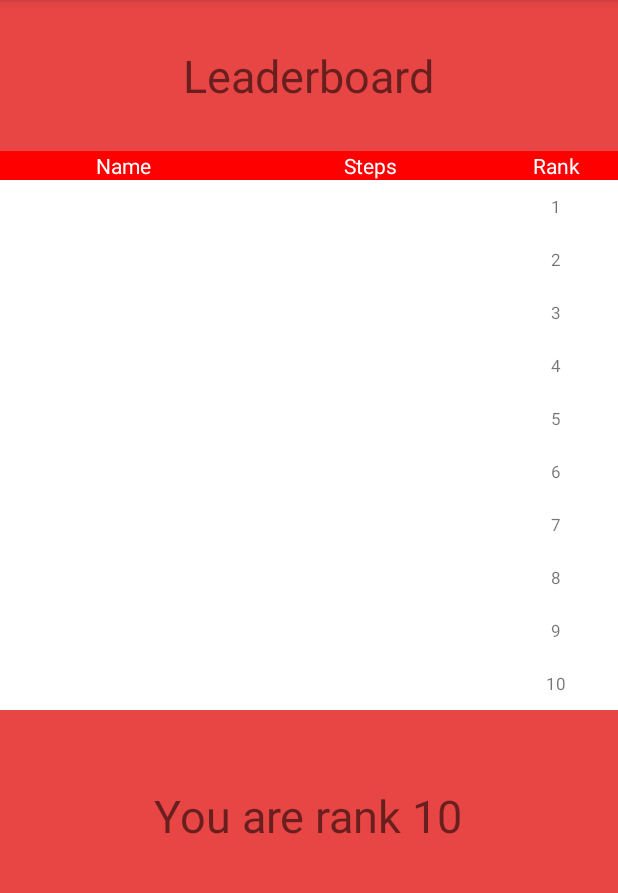
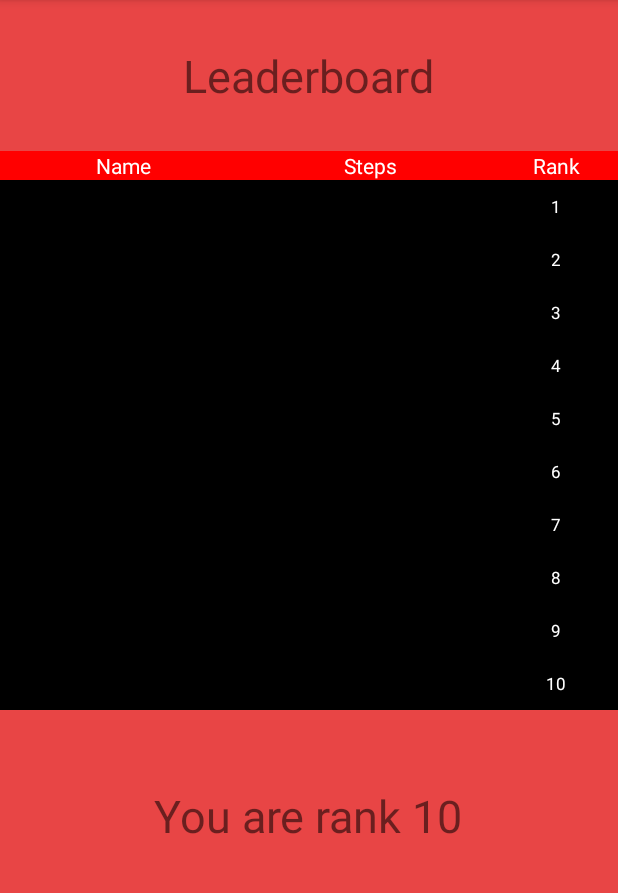
Before and after one commit to andyLiSyr/phoenixFitness, an Android app: the Ranking screen opened directly, with no data from a screen before it, on a phone screen of 412 x 824 dp, the part 84-977 px from its top. Run offline under Robolectric (Android 15) with nearby library versions, the light colour scheme and no system bars; our stand-ins replace Firebase (no records; nobody signed in at launch, a user with empty details on screens opened directly).

Commit message:
changed color of leaderboard and its text

```diff
--- a/app/src/main/res/layout/rankings.xml
+++ b/app/src/main/res/layout/rankings.xml
@@ -77,6 +77,8 @@
                     android:layout_width="0dp"
                     android:layout_height="wrap_content"
                     android:text=""
+                    android:background="@color/black"
+                    android:textColor="@color/white"
                     android:padding="10dp"
                     android:textSize="11sp"
                     android:layout_weight="2"
@@ -87,6 +89,8 @@
                     android:layout_height="wrap_content"
                     android:padding="10dp"
                     android:text=""
+                    android:background="@color/black"
+                    android:textColor="@color/white"
                     android:textSize="11sp"
                     android:layout_weight="2"
                     android:gravity="center_horizontal"/>
@@ -95,6 +99,8 @@
                     android:layout_height="wrap_content"
                     android:padding="10dp"
                     android:text="1"
+                    android:background="@color/black"
+                    android:textColor="@color/white"
                     android:textSize="11sp"
                     android:layout_weight="1"
                     android:gravity="center_horizontal"/>
@@ -108,6 +114,8 @@
                 android:layout_height="wrap_content"
                 android:padding="10dp"
                 android:text=""
+                android:background="@color/black"
+                android:textColor="@color/white"
                 android:textSize="11sp"
                 android:layout_weight="2"
                 android:gravity="center_horizontal"/>
@@ -117,6 +125,8 @@
                 android:layout_height="wrap_content"
                 android:padding="10dp"
                 android:text=""
+                android:background="@color/black"
+                android:textColor="@color/white"
                 android:textSize="11sp"
                 android:layout_weight="2"
                 android:gravity="center_horizontal"/>
@@ -125,6 +135,8 @@
                 android:layout_height="wrap_content"
                 android:padding="10dp"
                 android:text="2"
+                android:background="@color/black"
+                android:textColor="@color/white"
                 android:textSize="11sp"
                 android:layout_weight="1"
                 android:gravity="center_horizontal"/>
@@ -137,6 +149,8 @@
                 android:layout_height="wrap_content"
                 android:padding="10dp"
                 android:text=""
+                android:background="@color/black"
+                android:textColor="@color/white"
                 android:textSize="11sp"
                 android:layout_weight="2"
                 android:gravity="center_horizontal"/>
@@ -149,12 +163,16 @@
                 android:layout_weight="2"
                 android:gravity="center_horizontal"
                 android:text=""
+                android:background="@color/black"
+                android:textColor="@color/white"
                 android:textSize="11sp" />
             <TextView
                 android:layout_width="0dp"
                 android:layout_height="wrap_content"
                 android:padding="10dp"
                 android:text="3"
+                android:background="@color/black"
+                android:textColor="@color/white"
                 android:textSize="11sp"
                 android:layout_weight="1"
                 android:gravity="center_horizontal"/>
@@ -167,6 +185,8 @@
                 android:layout_height="wrap_content"
                 android:padding="10dp"
                 android:text=""
+                android:background="@color/black"
+                android:textColor="@color/white"
                 android:textSize="11sp"
                 android:layout_weight="2"
                 android:gravity="center_horizontal"/>
@@ -176,6 +196,8 @@
                 android:layout_height="wrap_content"
                 android:padding="10dp"
                 android:text=""
+                android:background="@color/black"
+                android:textColor="@color/white"
                 android:textSize="11sp"
                 android:layout_weight="2"
                 android:gravity="center_horizontal"/>
@@ -184,6 +206,8 @@
                 android:layout_height="wrap_content"
                 android:padding="10dp"
                 android:text="4"
+                android:background="@color/black"
+                android:textColor="@color/white"
                 android:textSize="11sp"
                 android:layout_weight="1"
                 android:gravity="center_horizontal"/>
@@ -196,6 +220,8 @@
                 android:layout_height="wrap_content"
                 android:padding="10dp"
                 android:text=""
+                android:background="@color/black"
+                android:textColor="@color/white"
                 android:textSize="11sp"
                 android:layout_weight="2"
                 android:gravity="center_horizontal"/>
@@ -205,6 +231,8 @@
                 android:layout_height="wrap_content"
                 android:padding="10dp"
                 android:text=""
+                android:background="@color/black"
+                android:textColor="@color/white"
                 android:textSize="11sp"
                 android:layout_weight="2"
                 android:gravity="center_horizontal"/>
@@ -213,6 +241,8 @@
                 android:layout_height="wrap_content"
                 android:padding="10dp"
                 android:text="5"
+                android:background="@color/black"
+                android:textColor="@color/white"
                 android:textSize="11sp"
                 android:layout_weight="1"
                 android:gravity="center_horizontal"/>
@@ -225,6 +255,8 @@
                 android:layout_height="wrap_content"
                 android:padding="10dp"
                 android:text=""
+                android:background="@color/black"
+                android:textColor="@color/white"
                 android:textSize="11sp"
                 android:layout_weight="2"
                 android:gravity="center_horizontal"/>
@@ -234,6 +266,8 @@
                 android:layout_height="wrap_content"
                 android:padding="10dp"
                 android:text=""
+                android:background="@color/black"
+                android:textColor="@color/white"
                 android:textSize="11sp"
                 android:layout_weight="2"
                 android:gravity="center_horizontal"/>
@@ -242,6 +276,8 @@
                 android:layout_height="wrap_content"
                 android:padding="10dp"
                 android:text="6"
+                android:background="@color/black"
+                android:textColor="@color/white"
                 android:textSize="11sp"
                 android:layout_weight="1"
                 android:gravity="center_horizontal"/>
@@ -254,6 +290,8 @@
                 android:layout_height="wrap_content"
                 android:padding="10dp"
                 android:text=""
+                android:background="@color/black"
+                android:textColor="@color/white"
                 android:textSize="11sp"
                 android:layout_weight="2"
                 android:gravity="center_horizontal"/>
@@ -263,6 +301,8 @@
                 android:layout_height="wrap_content"
                 android:padding="10dp"
                 android:text=""
+                android:background="@color/black"
+                android:textColor="@color/white"
                 android:textSize="11sp"
                 android:layout_weight="2"
                 android:gravity="center_horizontal"/>
@@ -271,6 +311,8 @@
                 android:layout_height="wrap_content"
                 android:padding="10dp"
                 android:text="7"
+                android:background="@color/black"
+                android:textColor="@color/white"
                 android:textSize="11sp"
                 android:layout_weight="1"
                 android:gravity="center_horizontal"/>
@@ -283,6 +325,8 @@
                 android:layout_height="wrap_content"
                 android:padding="10dp"
                 android:text=""
+                android:background="@color/black"
+                android:textColor="@color/white"
                 android:textSize="11sp"
                 android:layout_weight="2"
                 android:gravity="center_horizontal"/>
@@ -292,6 +336,8 @@
                 android:layout_height="wrap_content"
                 android:padding="10dp"
                 android:text=""
+                android:background="@color/black"
+                android:textColor="@color/white"
                 android:textSize="11sp"
                 android:layout_weight="2"
                 android:gravity="center_horizontal"/>
@@ -300,6 +346,8 @@
                 android:layout_height="wrap_content"
                 android:padding="10dp"
                 android:text="8"
+                android:background="@color/black"
+                android:textColor="@color/white"
                 android:textSize="11sp"
                 android:layout_weight="1"
                 android:gravity="center_horizontal"/>
@@ -312,6 +360,8 @@
                 android:layout_height="wrap_content"
                 android:padding="10dp"
                 android:text=""
+                android:background="@color/black"
+                android:textColor="@color/white"
                 android:textSize="11sp"
                 android:layout_weight="2"
                 android:gravity="center_horizontal"/>
@@ -321,6 +371,8 @@
                 android:layout_height="wrap_content"
                 android:padding="10dp"
                 android:text=""
+                android:background="@color/black"
+                android:textColor="@color/white"
                 android:textSize="11sp"
                 android:layout_weight="2"
                 android:gravity="center_horizontal"/>
@@ -329,6 +381,8 @@
                 android:layout_height="wrap_content"
                 android:padding="10dp"
                 android:text="9"
+                android:background="@color/black"
+                android:textColor="@color/white"
                 android:textSize="11sp"
                 android:layout_weight="1"
                 android:gravity="center_horizontal"/>
@@ -341,6 +395,8 @@
                 android:layout_height="wrap_content"
                 android:padding="10dp"
                 android:text=""
+                android:background="@color/black"
+                android:textColor="@color/white"
                 android:textSize="11sp"
                 android:layout_weight="2"
                 android:gravity="center_horizontal"/>
@@ -350,6 +406,8 @@
                 android:layout_height="wrap_content"
                 android:padding="10dp"
                 android:text=""
+                android:background="@color/black"
+                android:textColor="@color/white"
                 android:textSize="11sp"
                 android:layout_weight="2"
                 android:gravity="center_horizontal"/>
@@ -359,6 +417,8 @@
                 android:layout_height="wrap_content"
                 android:padding="10dp"
                 android:text="10"
+                android:background="@color/black"
+                android:textColor="@color/white"
                 android:textSize="11sp"
                 android:layout_weight="1"
                 android:gravity="center_horizontal"/>
```
